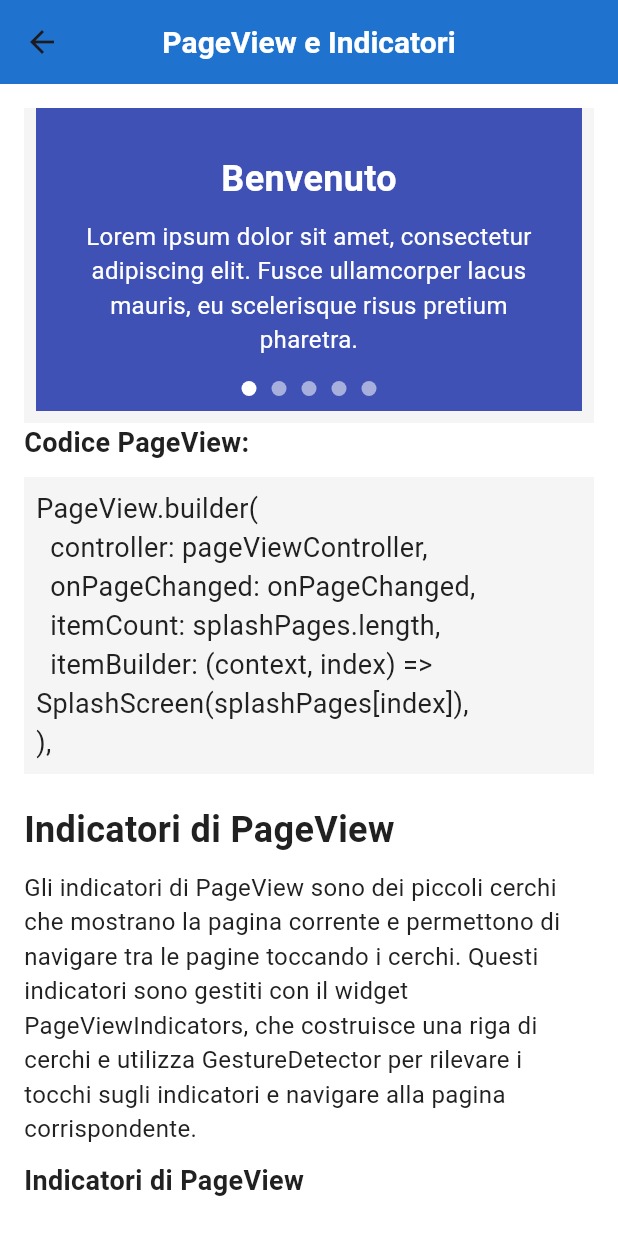
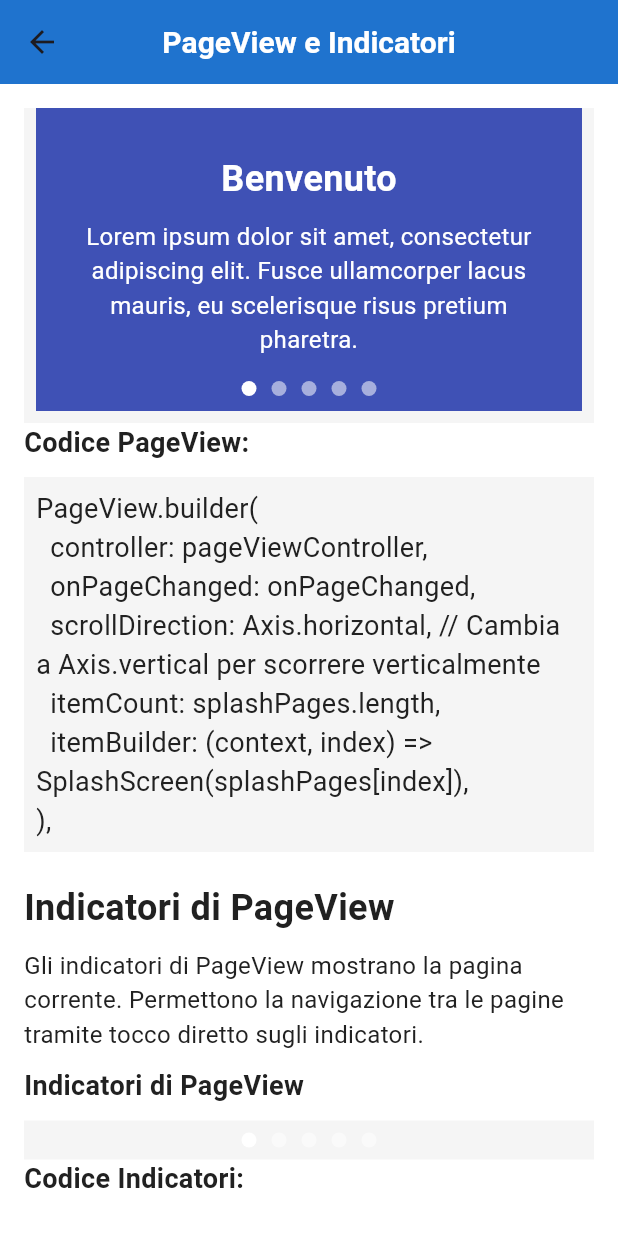
Before and after one commit to TheDollMaster98/flutter_tutorial, a Flutter app: the FlutterStartTutorial13 screen opened by its route, scrolled down 576 dp, on a phone screen of 412 x 824 dp. Run offline on Flutter 3.47's test engine with Material 3 defaults, Android fonts, the light colour scheme and no system bars; missing offline and left inert: intro_flutter_0.

Commit message:
Aggiunto scrollDirection pageview

```diff
--- a/lib/flutter_start/flutter_start_tutorial_13_pageview/flutter_start_tutorial_13.dart
+++ b/lib/flutter_start/flutter_start_tutorial_13_pageview/flutter_start_tutorial_13.dart
@@ -23,7 +23,7 @@ class FlutterStartTutorial13State extends State<FlutterStartTutorial13> {
     pageViewController.animateToPage(
       indicatorIndexPressed,
       duration: const Duration(milliseconds: 300),
-      curve: Curves.linear,
+      curve: Curves.easeInOut,
     );
   }
 
@@ -37,28 +37,28 @@ class FlutterStartTutorial13State extends State<FlutterStartTutorial13> {
       body: Padding(
         padding: const EdgeInsets.all(16),
         child: ListView(
-          // Utilizza ListView per evitare overflow verticale
           children: <Widget>[
-            // Spiegazione di PageView
             sectionTitle("PageView"),
             const SizedBox(height: 10),
             explanationText(
-              "PageView è un widget che permette di scorrere tra diverse pagine in orizzontale, "
-              "simile a un carosello. È utile per creare tutorial introduttivi, gallerie di immagini e altro ancora.",
+              "PageView è un widget che permette di scorrere tra diverse pagine. "
+              "La direzione dello scroll può essere modificata tra orizzontale e verticale "
+              "utilizzando la proprietà `scrollDirection`.",
             ),
             const SizedBox(height: 20),
             sectionTitle("Esempio di PageView con Indicatori"),
             const SizedBox(height: 10),
-            // Esempio di PageView con Indicatori
             propertyExample(
               "PageView",
               SizedBox(
-                height: 500, // Aggiungi un'altezza fissa per la PageView
+                height: 500,
                 child: Stack(
                   children: [
                     PageView.builder(
                       controller: pageViewController,
                       onPageChanged: onPageChanged,
+                      scrollDirection:
+                          Axis.horizontal, // Cambia qui per verticale
                       itemCount: splashPages.length,
                       itemBuilder: (context, index) =>
                           SplashScreen(splashPages[index]),
@@ -84,6 +84,7 @@ class FlutterStartTutorial13State extends State<FlutterStartTutorial13> {
 PageView.builder(
   controller: pageViewController,
   onPageChanged: onPageChanged,
+  scrollDirection: Axis.horizontal, // Cambia a Axis.vertical per scorrere verticalmente
   itemCount: splashPages.length,
   itemBuilder: (context, index) => SplashScreen(splashPages[index]),
 ),'''),
@@ -92,8 +93,8 @@ PageView.builder(
             sectionTitle("Indicatori di PageView"),
             const SizedBox(height: 10),
             explanationText(
-              "Gli indicatori di PageView sono dei piccoli cerchi che mostrano la pagina corrente e permettono di navigare tra le pagine toccando i cerchi. "
-              "Questi indicatori sono gestiti con il widget PageViewIndicators, che costruisce una riga di cerchi e utilizza GestureDetector per rilevare i tocchi sugli indicatori e navigare alla pagina corrispondente.",
+              "Gli indicatori di PageView mostrano la pagina corrente. "
+              "Permettono la navigazione tra le pagine tramite tocco diretto sugli indicatori.",
             ),
             const SizedBox(height: 10),
             propertyExample(
```
